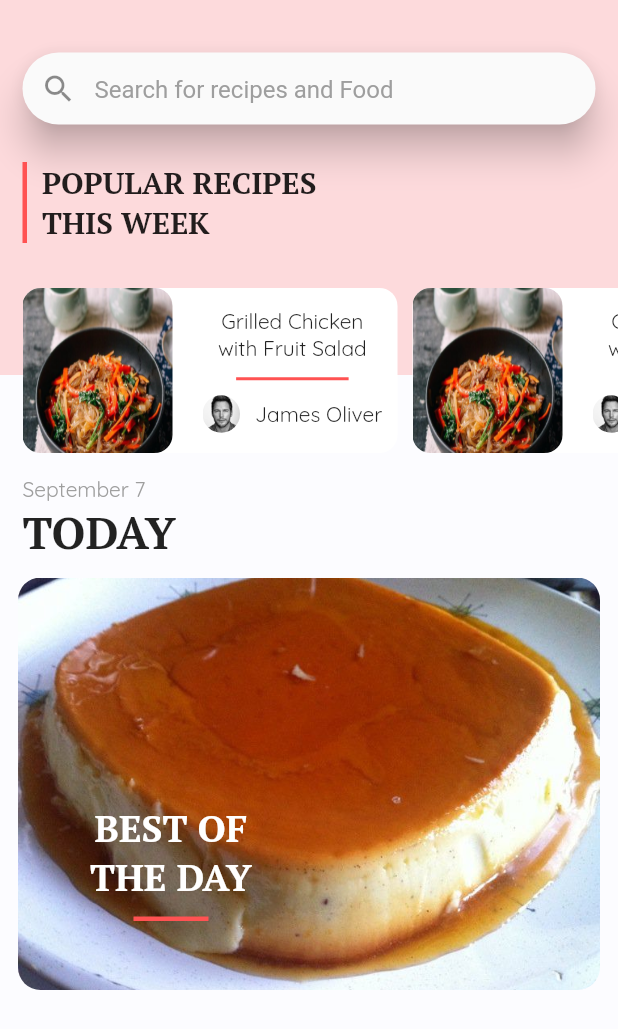
After one commit to CASAN-TH/template_restau, a Flutter app: the SearchPanel screen opened directly, on a phone screen of 412 x 824 dp. The commit adds this screen. Shown: the top 1029 px of the screen. Run offline on Flutter 3.47's test engine with Material 2 defaults, Android fonts, the phone set to English and light mode, and no system bars; our stand-ins replace fancy_bottom_navigation, get_it, smooth_star_rating; statements that could not run were skipped.

```diff
--- a/lib/core/Dish_list.dart
+++ b/lib/core/Dish_list.dart
@@ -163,7 +163,6 @@ class FoodList extends ChangeNotifier {
     categories.forEach((categorie)  {
       if(categorie['id'] == id){
         categorie['liked'] = !categorie['liked'];
-        print(categorie);
       }
     }  ) ;
     notifyListeners() ;
--- a/lib/ui/shared/text_styles.dart
+++ b/lib/ui/shared/text_styles.dart
@@ -3,5 +3,13 @@ import 'package:flutter/material.dart';
 const headerStyle = TextStyle(fontSize: 35, fontWeight: FontWeight.w900);
 const headerStyle2 = TextStyle(fontSize: 24, fontWeight: FontWeight.w900);
 const subHeaderStyle = TextStyle(fontSize: 16.0, fontWeight: FontWeight.w500);
-const cardTitleStyle = TextStyle(fontSize: 16.0 , fontWeight: FontWeight.w500);
-const subcardTitleStyle = TextStyle(fontSize: 20.0 , fontWeight: FontWeight.w700);
+const cardTitleStyle = TextStyle(fontSize: 16.0, fontWeight: FontWeight.w500);
+const subcardTitleStyle = TextStyle(
+    fontSize: 20.0, fontWeight: FontWeight.w700);
+const headerStyle3 = TextStyle(
+    fontSize: 20.0, fontFamily: 'Timesroman', fontWeight: FontWeight.bold);
+const subHintTitle = TextStyle(
+    fontFamily: 'Quicksand',
+    color: Colors.grey,
+    fontSize: 14.0
+);
--- a/lib/ui/views/LandingPage.dart
+++ b/lib/ui/views/LandingPage.dart
@@ -13,8 +13,9 @@ class LandingPage extends StatelessWidget {
     return ChangeNotifierProvider<FoodList>(
       builder: (context) => locator<FoodList>(),
       child: Container(
-        padding: EdgeInsets.symmetric(horizontal: 12),
+        padding: EdgeInsets.symmetric(horizontal: 12 ),
         child: ListView(
+
           children: <Widget>[
             TopMenuList(),
             DishCategories(),
--- a/lib/ui/views/mainHome.dart
+++ b/lib/ui/views/mainHome.dart
@@ -4,6 +4,7 @@ import 'package:fancy_bottom_navigation/fancy_bottom_navigation.dart';
 import 'package:flutter/cupertino.dart';
 import '../widgets/CusTomAppBar.dart';
 import 'LandingPage.dart';
+import './searchScreen.dart';
 
 class MainHome extends StatefulWidget {
   @override
@@ -22,9 +23,11 @@ class _MainHomeState extends State<MainHome> with TickerProviderStateMixin {
   }
 
   Widget current_page(position) {
-
+    if (position == 0){
+      return LandingPage();
+    }
     return Center(
-      child: LandingPage()
+      child: SearchPanel()
     );
   }
 
--- /dev/null
+++ b/lib/ui/views/searchScreen.dart
@@ -0,0 +1,227 @@
+import 'dart:ui';
+
+import 'package:flutter/material.dart';
+import '../shared/text_styles.dart' as style;
+
+
+
+class SearchPanel extends StatefulWidget {
+  @override
+  _SearchPanelState createState() => _SearchPanelState();
+}
+
+class _SearchPanelState extends State<SearchPanel> {
+
+  @override
+  Widget build(BuildContext context) {
+    return Scaffold(
+      body: SingleChildScrollView(
+        child: Column(
+          children: <Widget>[
+            Stack(
+              children: <Widget>[
+                Container(
+                  height: 250.0,
+                  color: Theme.of(context).primaryColor.withOpacity(0.2),
+                ),
+                Column(
+                  children: <Widget>[
+                    Container(
+                      padding: EdgeInsets.fromLTRB(15.0, 35.0, 15.0, 10.0),
+                      child: Material(
+                        elevation: 10.0,
+                        borderRadius: BorderRadius.circular(25.0),
+                        child: TextFormField(
+                          decoration: InputDecoration(
+                              border: InputBorder.none,
+                              prefixIcon: Icon(Icons.search),
+                              contentPadding:
+                              EdgeInsets.only(left: 15.0, top: 15.0),
+                              hintText: 'Search for recipes and Food',
+                              hintStyle: TextStyle(color: Theme.of(context).hintColor)),
+                        ),
+                      ),
+                    ),
+                    SizedBox(height: 15.0),
+                    Padding(
+                      padding: EdgeInsets.only(left: 15.0),
+                      child: Container(
+                        padding: EdgeInsets.only(left: 10.0),
+                        decoration: BoxDecoration(
+                            border: Border(
+                                left: BorderSide(
+                                    color: Theme.of(context).primaryColor,
+                                    style: BorderStyle.solid,
+                                    width: 3.0))),
+                        child: Row(
+                          children: <Widget>[
+                            Column(
+                              crossAxisAlignment: CrossAxisAlignment.start,
+                              children: <Widget>[
+                                Text('POPULAR RECIPES',
+                                    style: style.headerStyle3),
+                                Text('THIS WEEK',
+                                    style:
+                                style.headerStyle3),
+                              ],
+                            )
+                          ],
+                        ),
+                      ),
+                    ),
+                    Padding(
+                      padding: EdgeInsets.only(bottom: 15.0),
+                    ),
+                    Container(
+                      padding: EdgeInsets.only(top: 15.0, left: 15.0),
+                      height: 125.0,
+                      child: ListView(
+                        shrinkWrap: true,
+                        scrollDirection: Axis.horizontal,
+                        children: <Widget>[
+                          _foodCard(),
+                          SizedBox(width: 10.0),
+                          _foodCard(),
+                          SizedBox(width: 10.0),
+                          _foodCard(),
+                          SizedBox(width: 10.0),
+                        ],
+                      ),
+                    )
+                  ],
+                )
+              ],
+            ),
+            SizedBox(height: 15.0),
+            Container(
+              alignment: Alignment.centerLeft,
+              padding: EdgeInsets.only(left: 15.0),
+              child: Text(
+                'September 7',
+                style: style.subHintTitle,
+              ),
+            ),
+            Container(
+              alignment: Alignment.centerLeft,
+              padding: EdgeInsets.only(left: 15.0),
+              child: Text(
+                'TODAY',
+                style: TextStyle(
+                    fontFamily: 'Timesroman',
+                    fontWeight: FontWeight.bold,
+                    fontSize: 30.0
+                ),
+              ),
+            ),
+            SizedBox(height: 10.0),
+            Stack(
+              children: <Widget>[
+                Padding(
+                  padding: EdgeInsets.only(left: 12.0, right: 12.0),
+                  child: Container(
+                    height: 275.0,
+                    decoration: BoxDecoration(
+                        borderRadius: BorderRadius.circular(15.0),
+                        image: DecorationImage(image: AssetImage('assets/food10.jpg'), fit: BoxFit.cover)
+                    ),
+
+
+                  ),
+                ),
+                Container(
+                    padding: EdgeInsets.only(top: 150.0, left: 60.0),
+                    child: Column(
+                      children: <Widget>[
+                        Text('BEST OF',
+                          style: TextStyle(
+                              fontFamily: 'Timesroman',
+                              fontSize: 25.0,
+                              color: Colors.white,
+                              fontWeight: FontWeight.bold
+                          ),
+                        ),
+                        Text('THE DAY',
+                          style: TextStyle(
+                              fontFamily: 'Timesroman',
+                              fontSize: 25.0,
+                              color: Colors.white,
+                              fontWeight: FontWeight.bold
+                          ),
+                        ),
+                        SizedBox(height: 10.0),
+                        Container(
+                          height: 3.0,
+                          width: 50.0,
+                          color: Theme.of(context).primaryColor,
+                        )
+                      ],
+                    )
+                )
+              ],
+            )
+          ],
+        ),
+      ),
+    );
+  }
+
+  Widget _foodCard() {
+    return Container(
+      height: 125.0,
+      width: 250.0,
+      decoration: BoxDecoration(
+        borderRadius: BorderRadius.circular(12.0),
+        color: Theme.of(context).cardColor,
+      ),
+      child: Row(
+        children: <Widget>[
+          Container(
+            decoration: BoxDecoration(
+                borderRadius: BorderRadius.circular(12.0),
+                image:
+                DecorationImage(image: AssetImage('assets/food8.jpg'),fit: BoxFit.fill)),
+            height: 125.0,
+            width: 100.0,
+          ),
+          SizedBox(width: 20.0),
+          Column(
+            mainAxisAlignment: MainAxisAlignment.center,
+            children: <Widget>[
+              Text(
+                'Grilled Chicken',
+                style: TextStyle(fontFamily: 'Quicksand'),
+              ),
+              Text(
+                'with Fruit Salad',
+                style: TextStyle(fontFamily: 'Quicksand'),
+              ),
+              SizedBox(height: 10.0),
+              Container(
+                height: 2.0,
+                width: 75.0,
+                color: Theme.of(context).primaryColor,
+              ),
+              SizedBox(height: 10.0),
+              Row(
+                mainAxisAlignment: MainAxisAlignment.spaceBetween,
+                children: <Widget>[
+                  Container(
+                    height: 25.0,
+                    width: 25.0,
+                    decoration: BoxDecoration(
+                        borderRadius: BorderRadius.circular(12.5),
+                        image: DecorationImage(
+                            image: AssetImage('assets/profil.jpg'))),
+                  ),
+                  SizedBox(width: 10.0),
+                  Text('James Oliver',
+                      style: TextStyle(fontFamily: 'Quicksand'))
+                ],
+              )
+            ],
+          )
+        ],
+      ),
+    );;
+  }
+}
--- a/lib/ui/widgets/PopularItem.dart
+++ b/lib/ui/widgets/PopularItem.dart
@@ -17,7 +17,7 @@ class PopularItem extends StatelessWidget{
           child: new Container(
             alignment: Alignment.bottomRight,
             height: MediaQuery.of(context).size.width * 0.5,
-            width: MediaQuery.of(context).size.width * 0.42,
+            width: MediaQuery.of(context).size.width * 0.43,
             decoration: BoxDecoration(
               borderRadius: BorderRadius.circular(5),
               image: DecorationImage(
@@ -57,7 +57,8 @@ class PopularItem extends StatelessWidget{
                 item['type'],
                 style: style.subcardTitleStyle,
                 softWrap: true,
-                overflow: TextOverflow.fade,
+                overflow: TextOverflow.ellipsis,
+                textAlign: TextAlign.center,
               )
             ],
           ),
@@ -78,7 +79,7 @@ class PopularItem extends StatelessWidget{
               style: style.subHeaderStyle,
             )
           ],
-        )
+        ),
       ],
     );;
   }
--- a/lib/ui/widgets/popularItems.dart
+++ b/lib/ui/widgets/popularItems.dart
@@ -41,11 +41,14 @@ class PopularItems extends StatelessWidget {
                 (MediaQuery.of(context).size.height - kToolbarHeight - 24) / 2;
             final double itemWidth = MediaQuery.of(context).size.width / 1.7;
             return GridView.builder(
+              padding: EdgeInsets.only(bottom:32),
               physics: ScrollPhysics(),
               shrinkWrap: true,
               gridDelegate: new SliverGridDelegateWithFixedCrossAxisCount(
                 crossAxisCount: 2,
                 childAspectRatio: 1 / 1.45,
+                crossAxisSpacing: 12,
+                mainAxisSpacing: 8
               ),
               itemCount: model.categories.length,
               itemBuilder: (context, index) {
```
Also changed, not shown: pubspec.yaml (+10 -0 lines), assets/Quicksand-Regular.ttf (added), assets/profil.jpg (added), assets/serif-regular.ttf (added), assets/serifbold.ttf (added).
